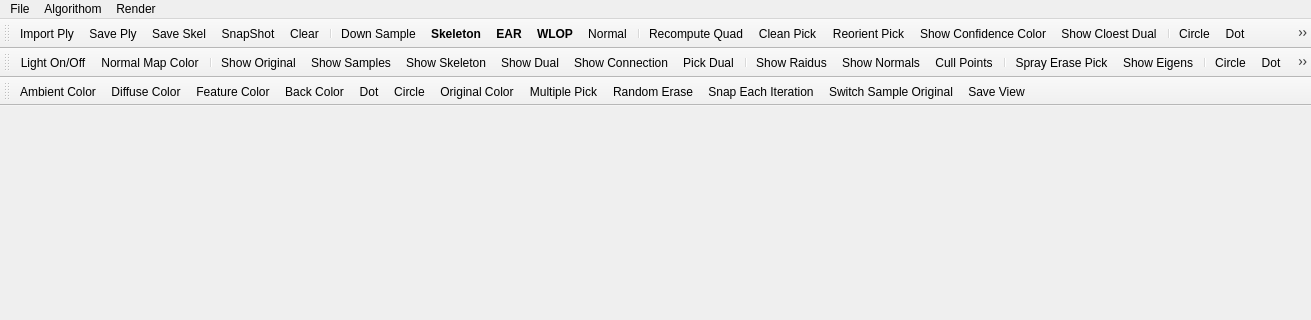
This is point-cloud-2015/mainwindow.ui in sunwaylive/Point-Cloud-Processing-2015 as Qt 5 draws it before an edit; both pictures show x 0 to 1311 and y 0 to 320 of the 1311 by 573 pixel window. The edited form follows.
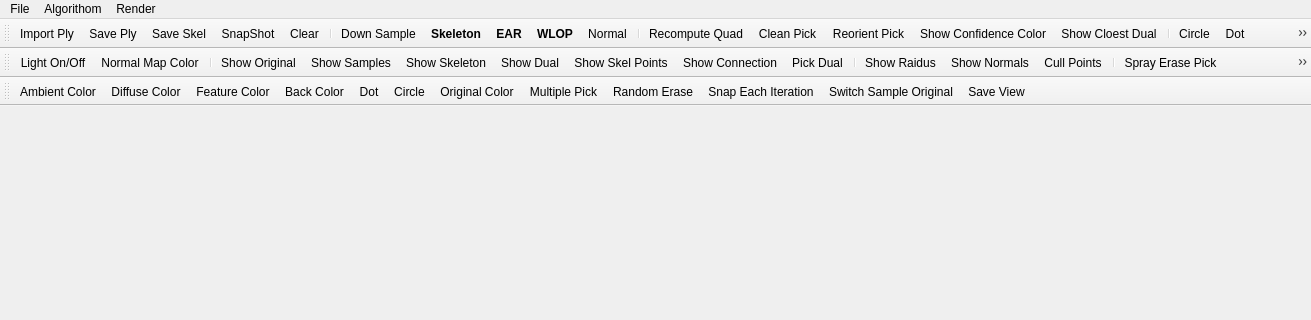
This is the edited form. Icons and pictures are not drawn.

Commit message: added skeltal points

What changed in the file:
```diff
--- a/point-cloud-2015/mainwindow.ui
+++ b/point-cloud-2015/mainwindow.ui
@@ -270,6 +270,7 @@
    <addaction name="actionShow_Samples"/>
    <addaction name="actionShow_Skeleton"/>
    <addaction name="actionShow_Dual"/>
+   <addaction name="actionShow_Skeletal_Points"/>
    <addaction name="actionShow_Connection"/>
    <addaction name="actionPick_Dual"/>
    <addaction name="separator"/>
@@ -909,6 +910,14 @@
     <string>Switch Sample Original</string>
    </property>
   </action>
+  <action name="actionShow_Skeletal_Points">
+   <property name="checkable">
+    <bool>true</bool>
+   </property>
+   <property name="text">
+    <string>Show Skel Points</string>
+   </property>
+  </action>
  </widget>
  <layoutdefault spacing="6" margin="11"/>
  <resources>
```
Left out of the diff: 1 changed line with no effect on the pictures. The commit also changes 14 other files.
